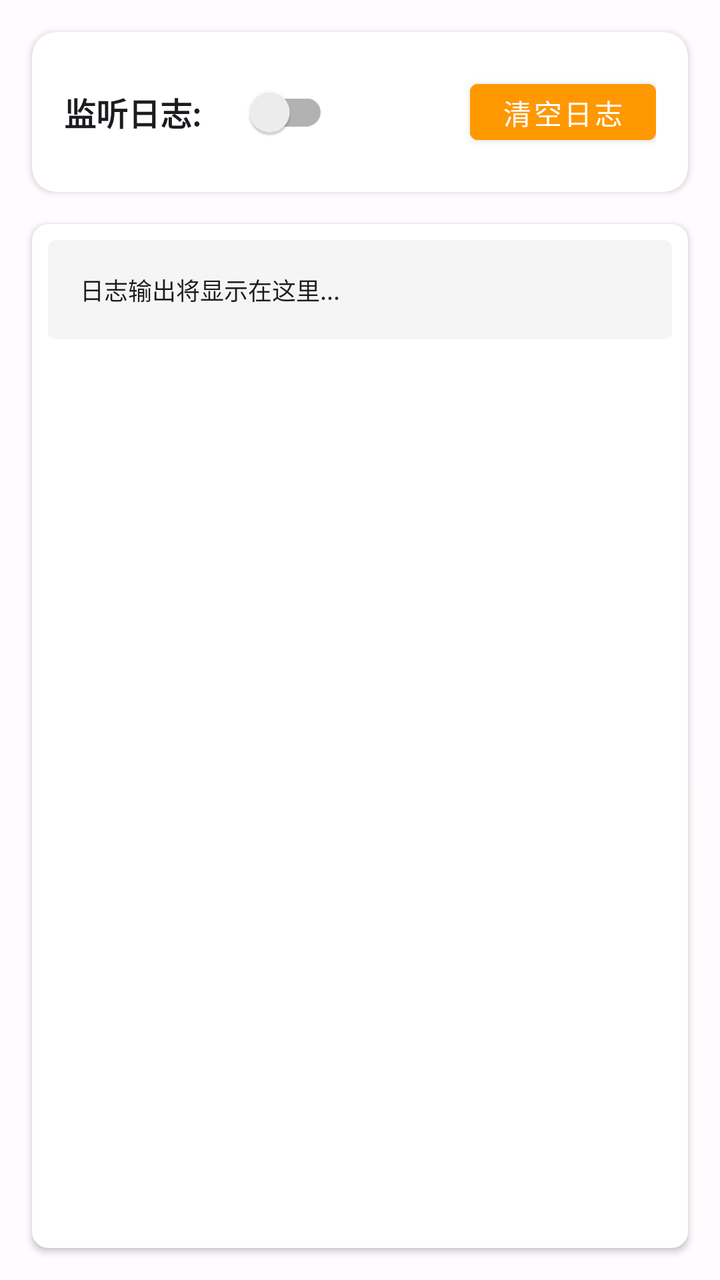
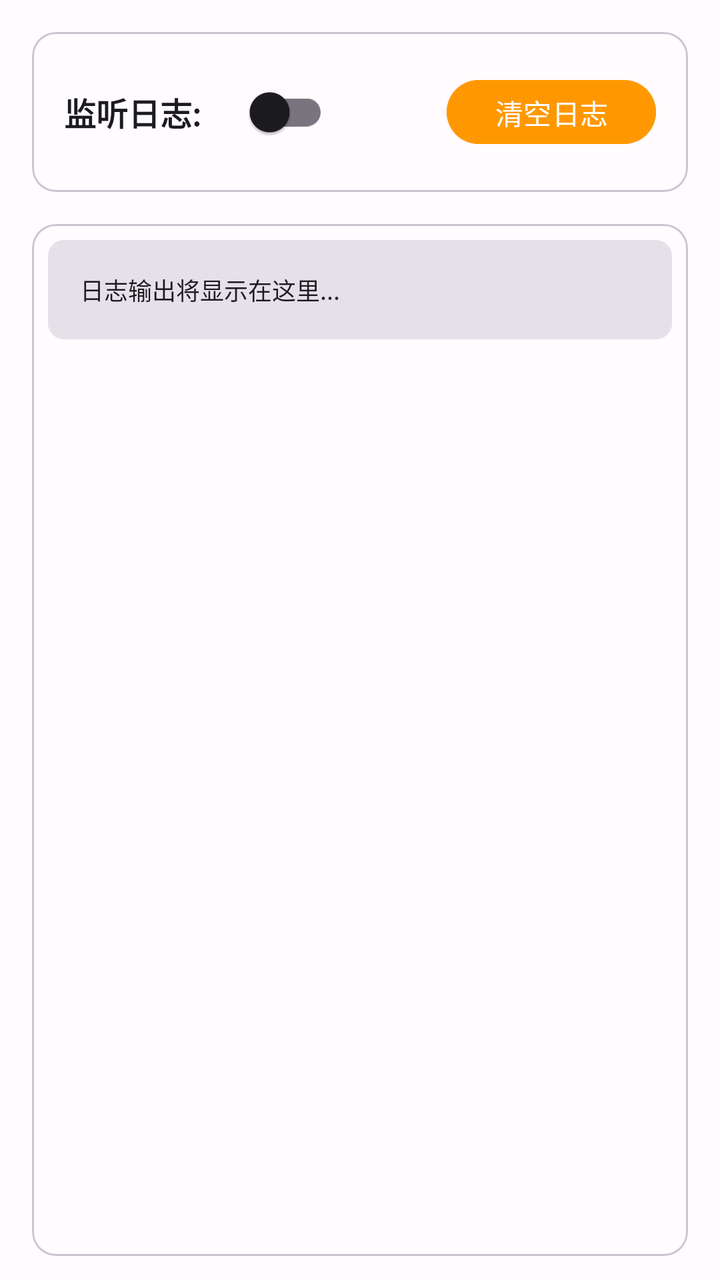

Compare the two renders of this Android layout. The source of the first and the diff that turns it into the second are given below.
<!-- AndroidManifest.xml: application theme Theme.Albatross -->
<!-- res/layout/fragment_app_log.xml -->
<?xml version="1.0" encoding="utf-8"?>
<LinearLayout
    xmlns:android="http://schemas.android.com/apk/res/android"
    xmlns:app="http://schemas.android.com/apk/res-auto"
    xmlns:tools="http://schemas.android.com/tools"
    android:layout_width="match_parent"
    android:layout_height="match_parent"
    android:orientation="vertical"
    android:background="@color/background_light">

    
    <androidx.cardview.widget.CardView
        android:layout_width="match_parent"
        android:layout_height="wrap_content"
        android:layout_margin="16dp"
        android:elevation="4dp"
        app:cardCornerRadius="12dp"
        app:cardBackgroundColor="@color/surface_color">

        <LinearLayout
            android:layout_width="match_parent"
            android:layout_height="wrap_content"
            android:orientation="horizontal"
            android:padding="16dp"
            android:gravity="center_vertical">

            <TextView
                android:layout_width="wrap_content"
                android:layout_height="wrap_content"
                android:text="@string/log_monitoring"
                android:textSize="16sp"
                android:textStyle="bold"
                android:textColor="@color/text_primary" />

            <androidx.appcompat.widget.SwitchCompat
                android:id="@+id/switch_monitor"
                android:layout_width="wrap_content"
                android:layout_height="wrap_content"
                android:layout_marginStart="16dp"
                android:checked="false" />

            <View
                android:layout_width="0dp"
                android:layout_height="1dp"
                android:layout_weight="1" />

            <Button
                android:id="@+id/btn_clear_log"
                android:layout_width="wrap_content"
                android:layout_height="40dp"
                android:text="@string/clear_log"
                android:textSize="14sp"
                android:backgroundTint="@color/orange"
                android:textColor="@android:color/white"
                android:elevation="2dp" />
        </LinearLayout>
    </androidx.cardview.widget.CardView>

    
    <androidx.cardview.widget.CardView
        android:layout_width="match_parent"
        android:layout_height="0dp"
        android:layout_weight="1"
        android:layout_marginHorizontal="16dp"
        android:layout_marginBottom="16dp"
        android:elevation="2dp"
        app:cardCornerRadius="8dp"
        app:cardBackgroundColor="@color/surface_color">

        <ScrollView
            android:id="@+id/scroll_view"
            android:layout_width="match_parent"
            android:layout_height="match_parent"
            android:padding="8dp">

            <TextView
                android:id="@+id/tv_log_output"
                android:layout_width="match_parent"
                android:layout_height="wrap_content"
                android:background="@drawable/code_background"
                android:padding="16dp"
                android:text="@string/log_output_placeholder"
                android:textSize="12sp"
                android:typeface="monospace"
                android:textColor="@color/text_primary"
                android:lineSpacingMultiplier="1.2" />
        </ScrollView>
    </androidx.cardview.widget.CardView>

    <ProgressBar
        android:id="@+id/progress_bar"
        android:layout_width="wrap_content"
        android:layout_height="wrap_content"
        android:layout_gravity="center"
        android:visibility="gone" />

</LinearLayout>
<!-- resources referenced by this layout -->
<resources>
  <color name="background_light">#FFFBFE</color>
  <color name="orange">#FF9800</color>
  <color name="surface_color">#FFFFFF</color>
  <color name="text_primary">#1C1B1F</color>
  <!-- drawable code_background (drawable) -->
  <?xml version="1.0" encoding="utf-8"?>
  <shape xmlns:android="http://schemas.android.com/apk/res/android">
      <solid android:color="#f5f5f5" />
      <corners android:radius="4dp" />
  </shape>
  <style name="Theme.Albatross" parent="Theme.MaterialComponents.DayNight.NoActionBar">
          
          <item name="colorPrimary">@color/primary</item>
          <item name="colorPrimaryVariant">@color/primary_dark</item>
          <item name="colorOnPrimary">@color/on_primary</item>
          
          
          <item name="colorSecondary">@color/secondary</item>
          <item name="colorSecondaryVariant">@color/secondary</item>
          <item name="colorOnSecondary">@color/on_secondary</item>
          
          
          <item name="colorError">@color/error</item>
          <item name="colorOnError">@color/on_error</item>
          
          
          <item name="android:colorBackground">@color/background</item>
          <item name="colorSurface">@color/surface</item>
          <item name="colorOnSurface">@color/on_surface</item>
          
          
          <item name="android:statusBarColor">@android:color/transparent</item>
          <item name="android:windowLightStatusBar">true</item>
          <item name="android:navigationBarColor">@android:color/transparent</item>
          <item name="android:windowLightNavigationBar">false</item>
          
          
          <item name="windowActionBarOverlay">false</item>
          <item name="android:textAllCaps">false</item>
      </style>
  <color name="primary_dark">#4F378B</color>
  <!-- unchanged entries left out for length: 12 -->
</resources>

<!-- the commit's change to res/layout/fragment_app_log.xml (unified diff, before → after) -->
@@ -6,16 +6,16 @@
     android:layout_width="match_parent"
     android:layout_height="match_parent"
     android:orientation="vertical"
-    android:background="@color/background_light">
+    android:background="?attr/colorSurface">
 
     
-    <androidx.cardview.widget.CardView
+    <com.google.android.material.card.MaterialCardView
         android:layout_width="match_parent"
         android:layout_height="wrap_content"
         android:layout_margin="16dp"
         android:elevation="4dp"
         app:cardCornerRadius="12dp"
-        app:cardBackgroundColor="@color/surface_color">
+        app:cardBackgroundColor="?attr/colorSurface">
 
         <LinearLayout
             android:layout_width="match_parent"
@@ -30,7 +30,7 @@
                 android:text="@string/log_monitoring"
                 android:textSize="16sp"
                 android:textStyle="bold"
-                android:textColor="@color/text_primary" />
+                android:textColor="?attr/colorOnSurface" />
 
             <androidx.appcompat.widget.SwitchCompat
                 android:id="@+id/switch_monitor"
@@ -50,22 +50,21 @@
                 android:layout_height="40dp"
                 android:text="@string/clear_log"
                 android:textSize="14sp"
-                android:backgroundTint="@color/orange"
-                android:textColor="@android:color/white"
+                android:backgroundTint="?attr/colorWarning"
+                android:textColor="?attr/colorOnPrimary"
                 android:elevation="2dp" />
         </LinearLayout>
-    </androidx.cardview.widget.CardView>
+    </com.google.android.material.card.MaterialCardView>
 
     
-    <androidx.cardview.widget.CardView
+    <com.google.android.material.card.MaterialCardView
         android:layout_width="match_parent"
         android:layout_height="0dp"
         android:layout_weight="1"
         android:layout_marginHorizontal="16dp"
-        android:layout_marginBottom="16dp"
+        android:layout_marginBottom="12dp"
         android:elevation="2dp"
-        app:cardCornerRadius="8dp"
-        app:cardBackgroundColor="@color/surface_color">
+        app:cardBackgroundColor="?attr/colorSurface">
 
         <ScrollView
             android:id="@+id/scroll_view"
@@ -81,11 +80,11 @@
                 android:padding="16dp"
                 android:text="@string/log_output_placeholder"
                 android:textSize="12sp"
-                android:typeface="monospace"
-                android:textColor="@color/text_primary"
+                android:fontFamily="monospace"
+                android:textColor="?attr/colorOnSurface"
                 android:lineSpacingMultiplier="1.2" />
         </ScrollView>
-    </androidx.cardview.widget.CardView>
+    </com.google.android.material.card.MaterialCardView>
 
     <ProgressBar
         android:id="@+id/progress_bar"
<!-- resource entries referenced after the edit -->
@@ -1,46 +1,115 @@
 <!-- resources referenced by this layout -->
 <resources>
-  <color name="background_light">#FFFBFE</color>
-  <color name="orange">#FF9800</color>
-  <color name="surface_color">#FFFFFF</color>
-  <color name="text_primary">#1C1B1F</color>
   <!-- drawable code_background (drawable) -->
   <?xml version="1.0" encoding="utf-8"?>
-  <shape xmlns:android="http://schemas.android.com/apk/res/android">
-      <solid android:color="#f5f5f5" />
-      <corners android:radius="4dp" />
+  <shape xmlns:android="http://schemas.android.com/apk/res/android"
+      android:shape="rectangle">
+      <solid android:color="?attr/colorSurfaceContainerHighest" />
+      <corners android:radius="8dp" />
   </shape>
-  <style name="Theme.Albatross" parent="Theme.MaterialComponents.DayNight.NoActionBar">
+  <style name="Theme.Albatross" parent="Base.Theme.Albatross">
+          <item name="android:windowLightStatusBar">true</item>
+          <item name="android:windowLightNavigationBar">true</item>
+      </style>
+  <style name="Base.Theme.Albatross" parent="Theme.Material3.DayNight.NoActionBar">
           
           <item name="colorPrimary">@color/primary</item>
-          <item name="colorPrimaryVariant">@color/primary_dark</item>
           <item name="colorOnPrimary">@color/on_primary</item>
-          
-          
+          <item name="colorPrimaryContainer">@color/primary_container</item>
+          <item name="colorOnPrimaryContainer">@color/on_primary_container</item>
           <item name="colorSecondary">@color/secondary</item>
-          <item name="colorSecondaryVariant">@color/secondary</item>
           <item name="colorOnSecondary">@color/on_secondary</item>
-          
-          
+          <item name="colorSecondaryContainer">@color/secondary_container</item>
+          <item name="colorOnSecondaryContainer">@color/on_secondary_container</item>
+          <item name="colorTertiary">@color/tertiary</item>
+          <item name="colorOnTertiary">@color/on_tertiary</item>
+          <item name="colorTertiaryContainer">@color/tertiary_container</item>
+          <item name="colorOnTertiaryContainer">@color/on_tertiary_container</item>
           <item name="colorError">@color/error</item>
           <item name="colorOnError">@color/on_error</item>
-          
-          
+          <item name="colorErrorContainer">@color/error_container</item>
+          <item name="colorOnErrorContainer">@color/on_error_container</item>
           <item name="android:colorBackground">@color/background</item>
+          <item name="colorOnBackground">@color/on_background</item>
           <item name="colorSurface">@color/surface</item>
           <item name="colorOnSurface">@color/on_surface</item>
+          <item name="colorSurfaceVariant">@color/surface_variant</item>
+          <item name="colorOnSurfaceVariant">@color/on_surface_variant</item>
+          <item name="colorOutline">@color/outline</item>
+          <item name="colorOutlineVariant">@color/outline_variant</item>
+          <item name="colorSurfaceContainerLowest">@color/surface_container_lowest</item>
+          <item name="colorSurfaceContainerLow">@color/surface_container_low</item>
+          <item name="colorSurfaceContainer">@color/surface_container</item>
+          <item name="colorSurfaceContainerHigh">@color/surface_container_high</item>
+          <item name="colorSurfaceContainerHighest">@color/surface_container_highest</item>
           
+          <item name="colorSuccess">@color/success</item>
+          <item name="colorOnSuccess">@color/on_success</item>
+          <item name="colorSuccessContainer">@color/success_container</item>
+          <item name="colorOnSuccessContainer">@color/on_success_container</item>
+          <item name="colorWarning">@color/warning</item>
+          <item name="colorOnWarning">@color/on_warning</item>
+          <item name="colorWarningContainer">@color/warning_container</item>
+          <item name="colorOnWarningContainer">@color/on_warning_container</item>
+          <item name="colorInfo">@color/info</item>
+          <item name="colorOnInfo">@color/on_info</item>
+          <item name="colorInfoContainer">@color/info_container</item>
+          <item name="colorOnInfoContainer">@color/on_info_container</item>
+          
+          <item name="shapeAppearanceSmallComponent">@style/ShapeAppearance.Albatross.Small</item>
+          <item name="shapeAppearanceMediumComponent">@style/ShapeAppearance.Albatross.Medium</item>
+          <item name="shapeAppearanceLargeComponent">@style/ShapeAppearance.Albatross.Large</item>
           
           <item name="android:statusBarColor">@android:color/transparent</item>
-          <item name="android:windowLightStatusBar">true</item>
           <item name="android:navigationBarColor">@android:color/transparent</item>
-          <item name="android:windowLightNavigationBar">false</item>
-          
-          
-          <item name="windowActionBarOverlay">false</item>
-          <item name="android:textAllCaps">false</item>
+          <item name="android:windowBackground">@color/background</item>
+          <item name="android:enforceStatusBarContrast" tools:targetApi="q">false</item>
+          <item name="android:enforceNavigationBarContrast" tools:targetApi="q">false</item>
       </style>
-  <color name="primary_dark">#4F378B</color>
+  <color name="primary_container">#EADDFF</color>
+  <color name="on_primary_container">#21005D</color>
+  <color name="secondary_container">#E8DEF8</color>
+  <color name="on_secondary_container">#1D192B</color>
+  <color name="tertiary">#7D5260</color>
+  <color name="on_tertiary">#FFFFFF</color>
+  <color name="tertiary_container">#FFD8E4</color>
+  <color name="on_tertiary_container">#31111D</color>
+  <color name="error_container">#FFDAD6</color>
+  <color name="on_error_container">#410002</color>
+  <color name="on_background">#1C1B1F</color>
+  <color name="surface_variant">#E7E0EC</color>
+  <color name="on_surface_variant">#49454F</color>
+  <color name="outline">#79747E</color>
+  <color name="outline_variant">#CAC4D0</color>
+  <color name="surface_container_lowest">#FFFFFF</color>
+  <color name="surface_container_low">#F7F2FA</color>
+  <color name="surface_container">#F3EDF7</color>
+  <color name="surface_container_high">#ECE6F0</color>
+  <color name="surface_container_highest">#E6E0E9</color>
+  <color name="success">#4CAF50</color>
+  <color name="on_success">#FFFFFF</color>
+  <color name="success_container">#E8F5E9</color>
+  <color name="on_success_container">#1B5E20</color>
+  <color name="warning">#FF9800</color>
+  <color name="on_warning">#FFFFFF</color>
+  <color name="warning_container">#FFF3E0</color>
+  <color name="on_warning_container">#7A4100</color>
+  <color name="info">#2196F3</color>
+  <color name="on_info">#FFFFFF</color>
+  <color name="info_container">#E3F2FD</color>
+  <color name="on_info_container">#0D47A1</color>
+  <style name="ShapeAppearance.Albatross.Small" parent="">
+          <item name="cornerFamily">rounded</item>
+          <item name="cornerSize">8dp</item>
+      </style>
+  <style name="ShapeAppearance.Albatross.Medium" parent="">
+          <item name="cornerFamily">rounded</item>
+          <item name="cornerSize">12dp</item>
+      </style>
+  <style name="ShapeAppearance.Albatross.Large" parent="">
+          <item name="cornerFamily">rounded</item>
+          <item name="cornerSize">16dp</item>
+      </style>
   <!-- unchanged entries left out for length: 12 -->
 </resources>
 
